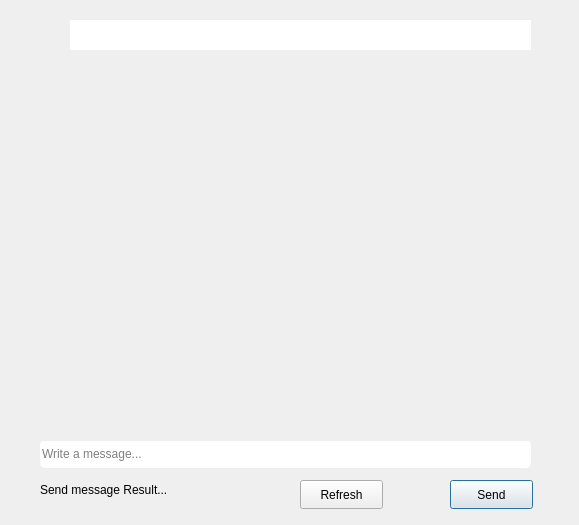
Qt form groupchat.ui (borhanem/Messenger_Void_13) before a commit.
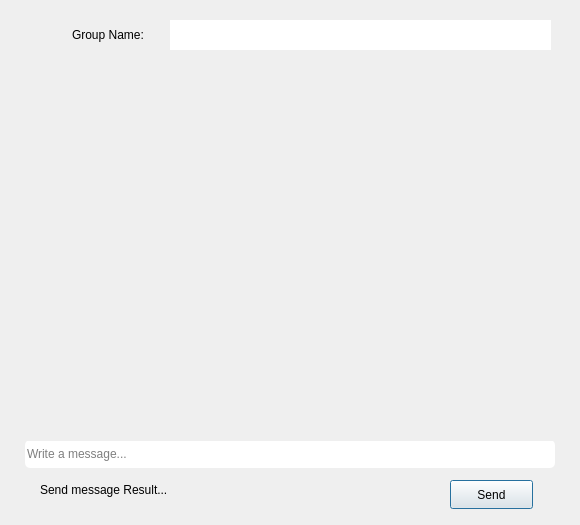
The same form after that commit.

Commit message: some improvements in msgBase uis

```diff
--- a/groupchat.ui
+++ b/groupchat.ui
@@ -6,7 +6,7 @@
    <rect>
     <x>0</x>
     <y>0</y>
-    <width>579</width>
+    <width>580</width>
     <height>525</height>
    </rect>
   </property>
@@ -16,9 +16,9 @@
   <widget class="QLineEdit" name="messagebar_led">
    <property name="geometry">
     <rect>
-     <x>40</x>
+     <x>25</x>
      <y>440</y>
-     <width>491</width>
+     <width>530</width>
      <height>28</height>
     </rect>
    </property>
@@ -66,9 +66,9 @@
   <widget class="QTextBrowser" name="groupname_led">
    <property name="geometry">
     <rect>
-     <x>70</x>
+     <x>170</x>
      <y>20</y>
-     <width>461</width>
+     <width>381</width>
      <height>31</height>
     </rect>
    </property>
@@ -90,7 +90,7 @@
   <widget class="QLabel" name="label">
    <property name="geometry">
     <rect>
-     <x>40</x>
+     <x>30</x>
      <y>19</y>
      <width>31</width>
      <height>31</height>
@@ -107,9 +107,9 @@
   <widget class="QScrollArea" name="group_scroll_area">
    <property name="geometry">
     <rect>
-     <x>40</x>
+     <x>25</x>
      <y>50</y>
-     <width>491</width>
+     <width>530</width>
      <height>391</height>
     </rect>
    </property>
@@ -124,7 +124,7 @@
      <rect>
       <x>0</x>
       <y>0</y>
-      <width>491</width>
+      <width>530</width>
       <height>391</height>
      </rect>
     </property>
@@ -144,7 +144,7 @@
   <widget class="QPushButton" name="pushButton">
    <property name="geometry">
     <rect>
-     <x>40</x>
+     <x>30</x>
      <y>20</y>
      <width>31</width>
      <height>29</height>
@@ -157,20 +157,17 @@
     <string/>
    </property>
   </widget>
-  <widget class="QPushButton" name="refresh_pbn">
+  <widget class="QLabel" name="chatTypeShow_lbl">
    <property name="geometry">
     <rect>
-     <x>300</x>
-     <y>480</y>
-     <width>83</width>
-     <height>29</height>
+     <x>72</x>
+     <y>19</y>
+     <width>101</width>
+     <height>31</height>
     </rect>
    </property>
-   <property name="styleSheet">
-    <string notr="true">font: 700 9pt &quot;Segoe Script&quot;;</string>
-   </property>
    <property name="text">
-    <string>Refresh</string>
+    <string>Group Name:</string>
    </property>
   </widget>
  </widget>
```
Left out of the diff: 11 changed lines with no effect on the pictures. The commit also changes 5 other files.
